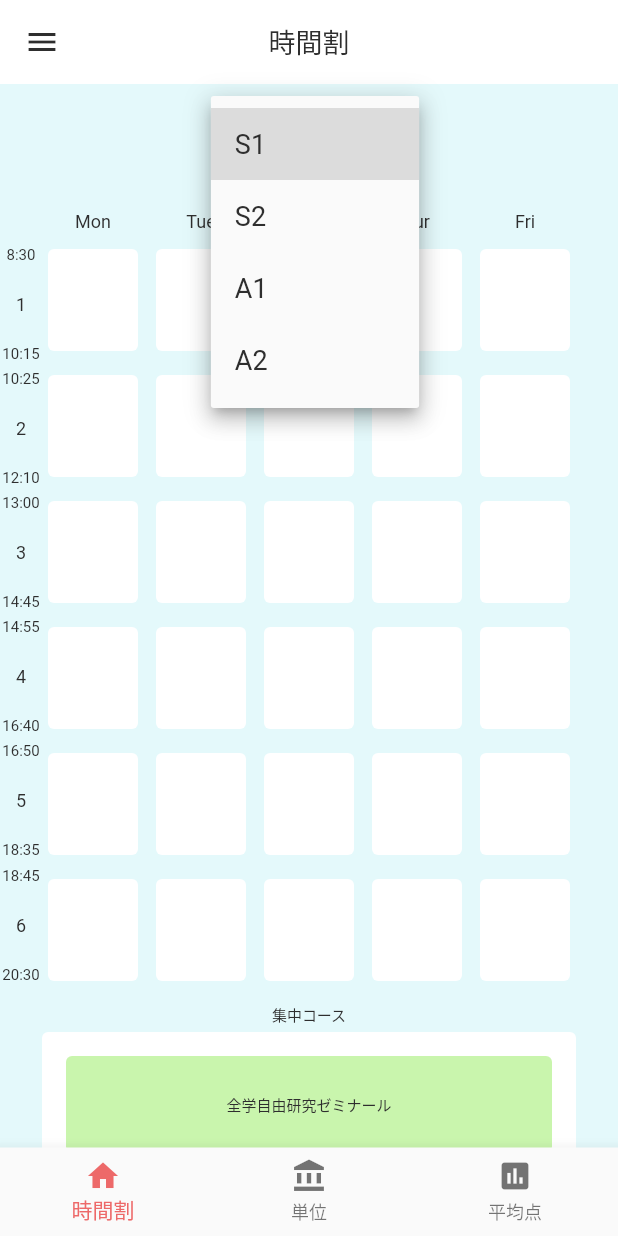
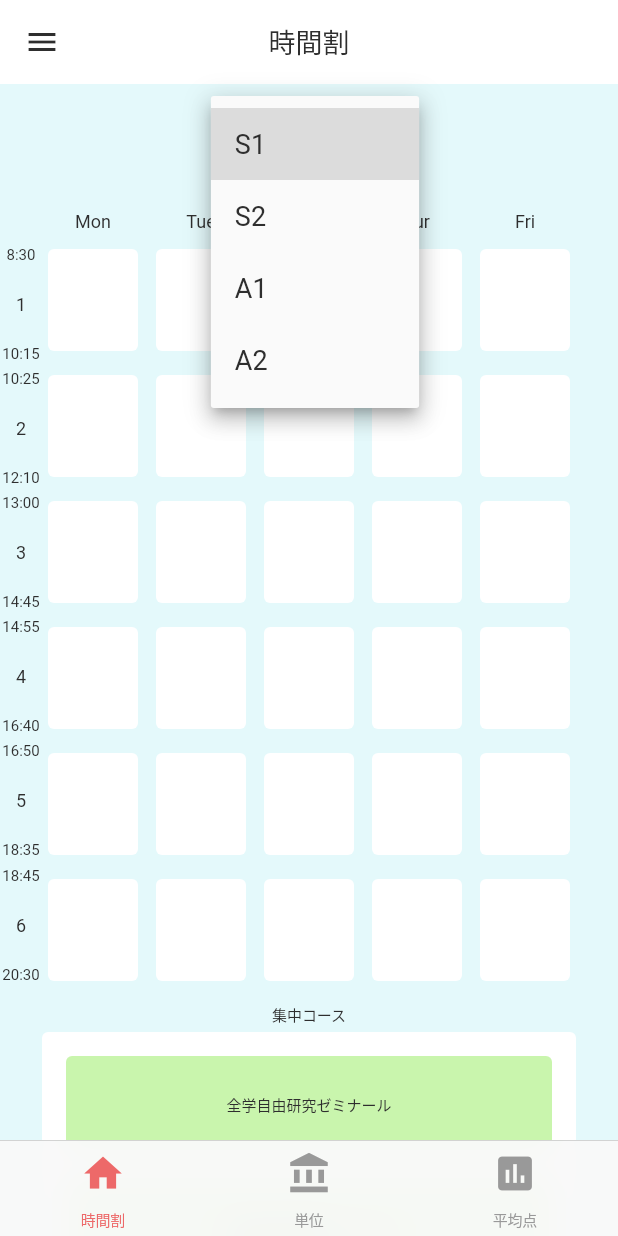
Before and after one commit to kaorulego5x/UTime, a Flutter app: the screen it shows after launch, after a tap on "S1ターム", on a phone screen of 412 x 824 dp. Run offline on Flutter 3.47's test engine with Material 2 defaults, Android fonts, the phone set to English and light mode, and no system bars; Roboto replaces fonts that are missing (Noto Sans JP).

Commit message:
make tab bar

```diff
--- /dev/null
+++ b/lib/average_score.dart
@@ -0,0 +1,30 @@
+import 'package:flutter/material.dart';
+import 'package:utime/utime_colors.dart';
+
+class AverageScore extends StatefulWidget {
+  const AverageScore({Key? key}) : super(key: key);
+  static const String routeName = '/AverageScore';
+
+  @override
+  State<AverageScore> createState() => _AverageScoreState();
+}
+
+class _AverageScoreState extends State<AverageScore> {
+  @override
+  Widget build(BuildContext context) {
+    return Scaffold(
+      appBar: AppBar(
+        centerTitle: true,
+        title: Text(
+          '平均点',
+          style: TextStyle(
+            fontSize: 18,
+            color: UtimeColors.textColor,
+          ),
+        ),
+        backgroundColor: UtimeColors.white,
+        elevation: 0.0,
+      ),
+    );
+  }
+}
--- /dev/null
+++ b/lib/credits_number.dart
@@ -0,0 +1,30 @@
+import 'package:flutter/material.dart';
+import 'package:utime/utime_colors.dart';
+
+class CreditsNumber extends StatefulWidget {
+  const CreditsNumber({Key? key}) : super(key: key);
+  static const String routeName = '/CreditsNumber';
+
+  @override
+  State<CreditsNumber> createState() => _CreditsNumberState();
+}
+
+class _CreditsNumberState extends State<CreditsNumber> {
+  @override
+  Widget build(BuildContext context) {
+    return Scaffold(
+      appBar: AppBar(
+        centerTitle: true,
+        title: Text(
+          '取得単位',
+          style: TextStyle(
+            fontSize: 18,
+            color: UtimeColors.textColor,
+          ),
+        ),
+        backgroundColor: UtimeColors.white,
+        elevation: 0.0,
+      ),
+    );
+  }
+}
--- a/lib/main.dart
+++ b/lib/main.dart
@@ -1,5 +1,9 @@
 import 'package:flutter/material.dart';
+import 'package:utime/average_score.dart';
+import 'package:utime/credits_number.dart';
 import 'package:utime/timetables.dart';
+import 'package:utime/utime_colors.dart';
+import 'package:flutter/cupertino.dart';
 
 void main() {
   runApp(const MyApp());
@@ -16,7 +20,80 @@ class MyApp extends StatelessWidget {
       theme: ThemeData(
         fontFamily: "Noto Sans JP",
       ),
-      home: TimeTables(),
+      home: HomePage(),
     );
   }
 }
+
+class HomePage extends StatefulWidget {
+  @override
+  _HomePageState createState() => _HomePageState();
+}
+
+class _HomePageState extends State<HomePage> {
+  int _selectedIndex = 0;
+  late PageController _pageController;
+
+  static List<Widget> _pageList = [
+    TimeTables(),
+    CreditsNumber(),
+    AverageScore()
+  ];
+
+  void _onItemTapped(int index) {
+    setState(() {
+      _selectedIndex = index;
+    });
+  }
+
+  @override
+  Widget build(BuildContext context) {
+    return CupertinoTabScaffold(
+        tabBar: CupertinoTabBar(
+          items: const <BottomNavigationBarItem>[
+            BottomNavigationBarItem(icon: Icon(Icons.home), label: '時間割'),
+            BottomNavigationBarItem(
+                icon: Icon(Icons.account_balance), label: '単位'),
+            BottomNavigationBarItem(icon: Icon(Icons.poll), label: '平均点'),
+          ],
+          activeColor: UtimeColors.tabAccent,
+          height: 64,
+        ),
+        tabBuilder: (context, index) {
+          switch (index) {
+            case 0: // 1番左のタブが選ばれた時の画面
+              return TimeTables();
+            case 1: // 真ん中のタブが選ばれた時の画面
+              return CreditsNumber();
+            case 2: // 1番右のタブが選ばれた時の画面
+              return AverageScore();
+            default:
+              return TimeTables();
+          }
+        });
+  }
+}
+/*
+      body: PageView(
+        controller: _pageController,
+        onPageChanged: _onPageChanged,
+        children: _pageList,
+      ),
+      bottomNavigationBar: BottomNavigationBar(
+        items: const <BottomNavigationBarItem>[
+          BottomNavigationBarItem(icon: Icon(Icons.home), label: '時間割'),
+          BottomNavigationBarItem(
+              icon: Icon(Icons.account_balance), label: '単位'),
+          BottomNavigationBarItem(icon: Icon(Icons.poll), label: '平均点'),
+        ],
+        currentIndex: _selectedIndex,
+        fixedColor: UtimeColors.tabAccent,
+        type: BottomNavigationBarType.fixed,
+        onTap: (index) {
+          _selectedIndex = index;
+
+          _pageController.animateToPage(index,
+              duration: Duration(milliseconds: 300), curve: Curves.easeIn);
+        },
+      ),
+      */
--- a/lib/timetables.dart
+++ b/lib/timetables.dart
@@ -1,4 +1,6 @@
 import 'package:flutter/material.dart';
+import 'package:utime/average_score.dart';
+import 'package:utime/credits_number.dart';
 
 import 'package:utime/lecture_dialog.dart';
 import 'package:utime/utime_colors.dart';
@@ -214,16 +216,6 @@ class _TimeTablesState extends State<TimeTables> {
           ),
         ),
       ),
-      bottomNavigationBar: BottomNavigationBar(
-        items: <BottomNavigationBarItem>[
-          BottomNavigationBarItem(icon: Icon(Icons.home), label: '時間割'),
-          BottomNavigationBarItem(
-              icon: Icon(Icons.account_balance), label: '単位'),
-          BottomNavigationBarItem(icon: Icon(Icons.poll), label: '平均点'),
-        ],
-        fixedColor: UtimeColors.tabAccent,
-        type: BottomNavigationBarType.fixed,
-      ),
     );
   }
 
```
